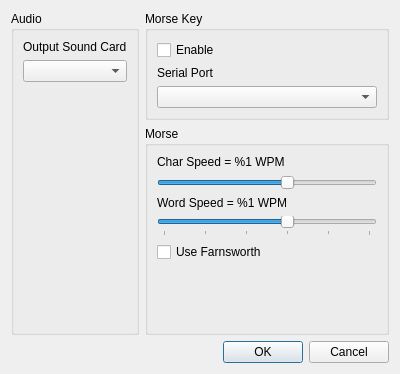
The window that gui/options.ui (Artemia76/EasyMorse) describes before a commit, drawn with Qt 5.
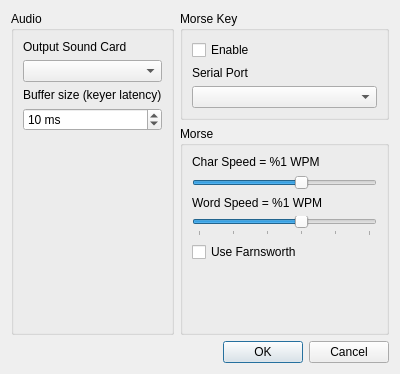
The same window after the commit.

Diff of the .ui file:
```diff
--- a/gui/options.ui
+++ b/gui/options.ui
@@ -174,6 +174,32 @@
       <item>
        <widget class="QComboBox" name="m_deviceBox"/>
       </item>
+      <item>
+       <widget class="QLabel" name="m_labelPeriod">
+        <property name="text">
+         <string>Buffer size (keyer latency)</string>
+        </property>
+       </widget>
+      </item>
+      <item>
+       <widget class="QSpinBox" name="m_periodBox">
+        <property name="toolTip">
+         <string>Smaller is more responsive. Increase it if you hear crackles.</string>
+        </property>
+        <property name="suffix">
+         <string> ms</string>
+        </property>
+        <property name="minimum">
+         <number>2</number>
+        </property>
+        <property name="maximum">
+         <number>100</number>
+        </property>
+        <property name="value">
+         <number>10</number>
+        </property>
+       </widget>
+      </item>
       <item>
        <spacer name="verticalSpacer">
         <property name="orientation">
```
